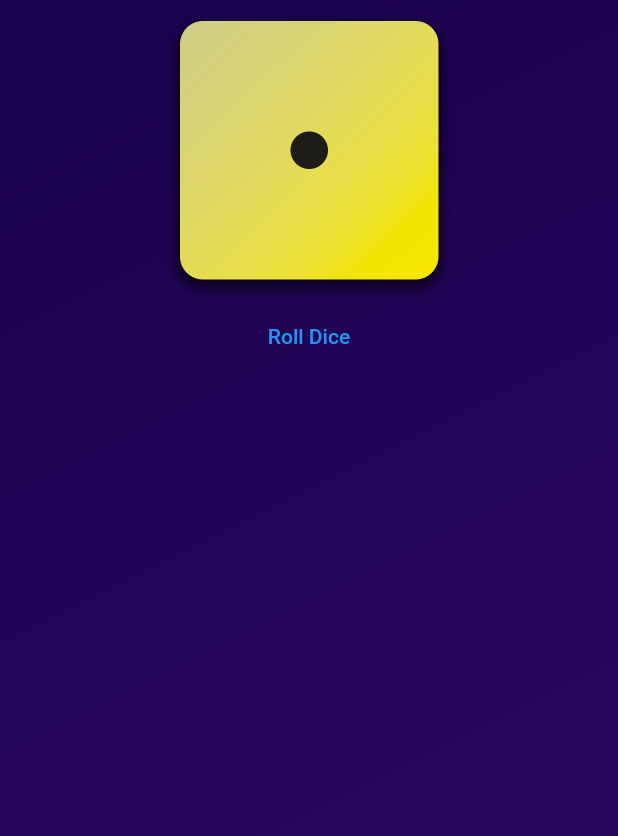
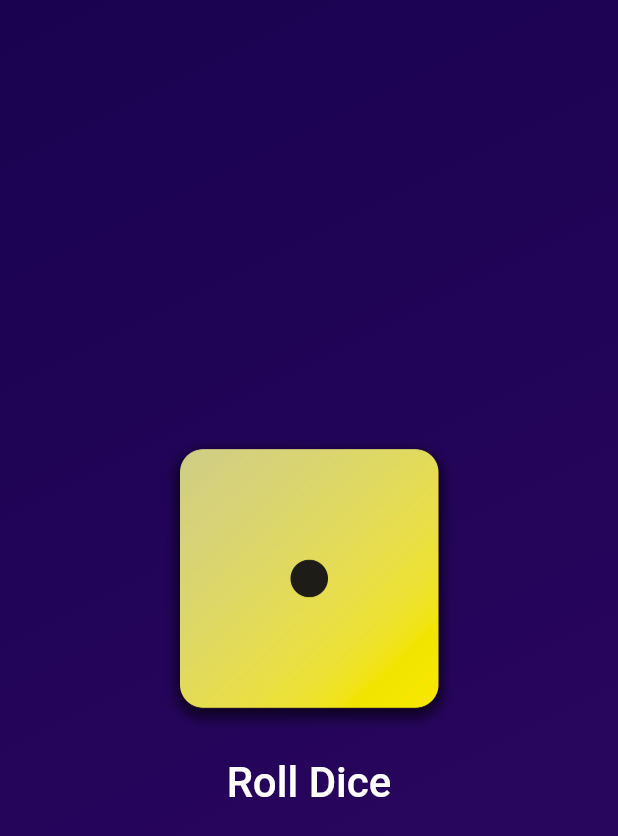
Before and after one commit to Shahab603/dice_app, a Flutter app: the screen it shows after launch, on a phone screen of 412 x 824 dp. Shown: the top 836 px of the screen. Run offline on Flutter 3.47's test engine with Material 2 defaults, Android fonts, the phone set to English and light mode, and no system bars.

Commit message:
28 - Styling Buttons & Working with Padding

```diff
--- a/lib/gradient_container.dart
+++ b/lib/gradient_container.dart
@@ -10,7 +10,7 @@ class GradientContainer extends StatelessWidget {
 
   const GradientContainer(this.color1, this.color2, {super.key});
 
-  void rollDice (){
+  void rollDice() {
     //whatever
   }
 
@@ -26,14 +26,21 @@ class GradientContainer extends StatelessWidget {
       ),
       child: Center(
         child: Column(
+          mainAxisSize: MainAxisSize.min,
           children: [
             Image.asset(
               'assets/images/dice-1.png',
               width: 200,
             ),
-             TextButton(
+            TextButton(
               onPressed: rollDice,
-              child: const Text('Roll Dice'),
+              style: TextButton.styleFrom(
+                padding: const EdgeInsets.only(top: 20),
+              ),
+              child: const Text(
+                'Roll Dice',
+                style: TextStyle(fontSize: 28, color: Colors.white),
+              ),
             )
           ],
         ),
```
Also changed, not shown: 1 other file.
